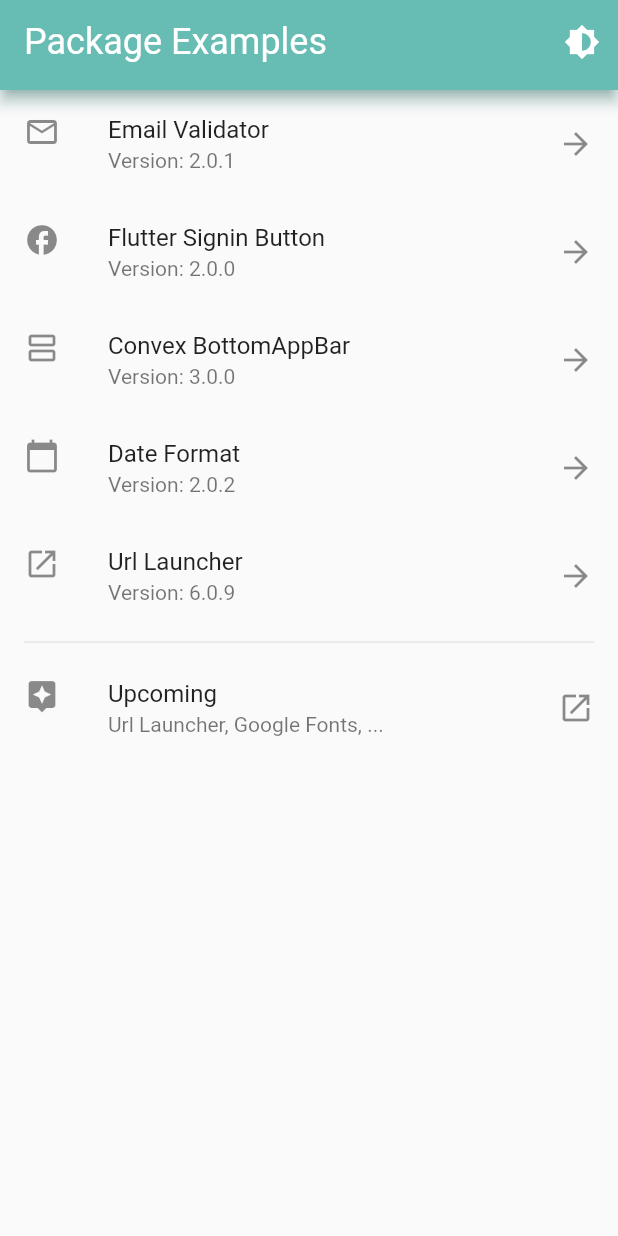
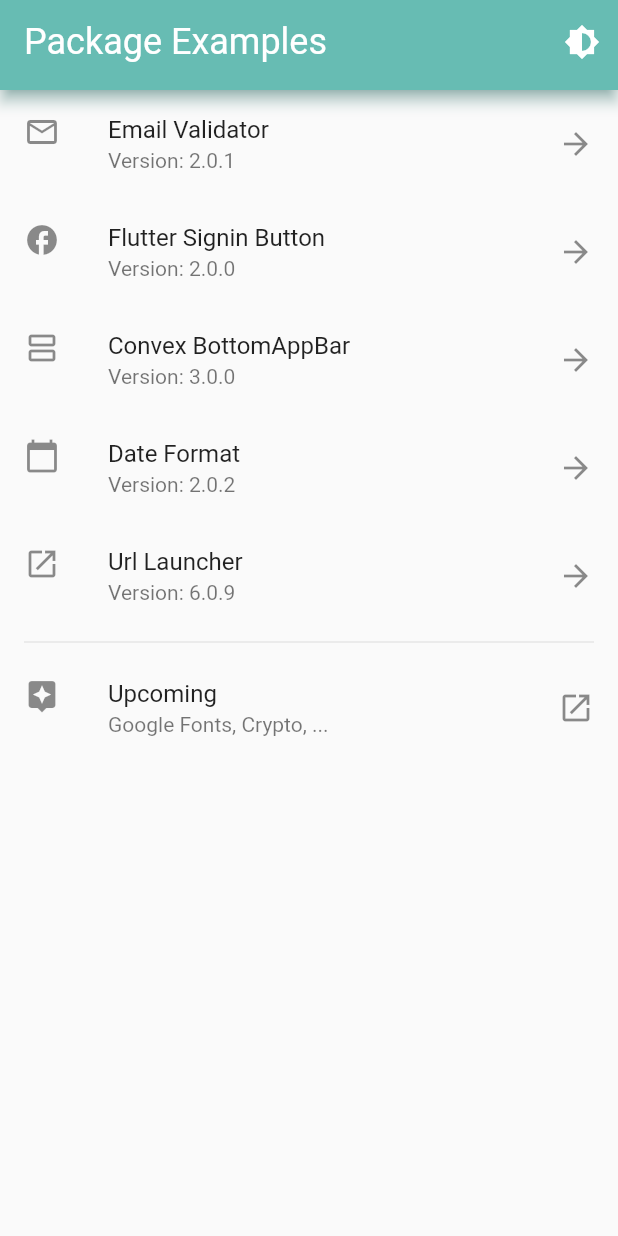
Before and after one commit to lucianojung/flutter_package_examples, a Flutter app: the screen it shows after launch, on a phone screen of 412 x 824 dp. Run offline on Flutter 3.47's test engine with Material 2 defaults, Android fonts, the phone set to English and light mode, and no system bars; our stand-ins replace convex_bottom_bar, date_format, email_validator, expandable, flutter_signin_button, google_fonts.

Commit message:
Update main.dart
fix Upcoming text

```diff
--- a/lib/main.dart
+++ b/lib/main.dart
@@ -81,7 +81,7 @@ class _HomeViewState extends State<HomeView> {
                 leading: Icon(Icons.assistant),
                 trailing: Icon(Icons.launch),
                 title: Text('Upcoming'),
-                subtitle: Text('Url Launcher, Google Fonts, ...'),
+                subtitle: Text('Google Fonts, Crypto, ...'),
                 onTap: () {
                   setState(() {
                     _launchUrl('https://lucianojung.medium.com/');
```
